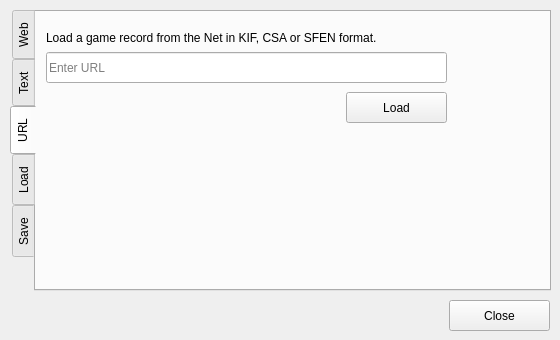
shogimaru/shogimaru, file forms/recorddialog.ui: the form before one commit.
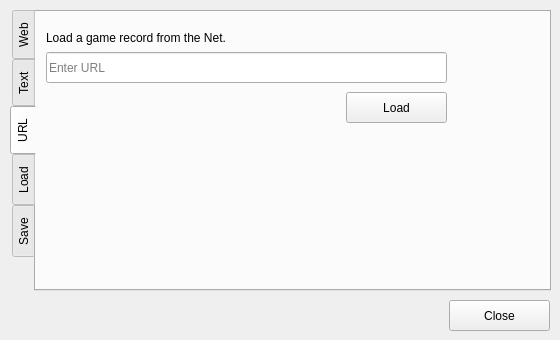
The form after the commit.

Diff of the .ui file:
```diff
--- a/forms/recorddialog.ui
+++ b/forms/recorddialog.ui
@@ -120,12 +120,12 @@
       <rect>
        <x>10</x>
        <y>10</y>
-       <width>411</width>
+       <width>401</width>
        <height>31</height>
       </rect>
      </property>
      <property name="text">
-      <string>Load a game record from the Net in KIF, CSA or SFEN format.</string>
+      <string>Load a game record from the Net.</string>
      </property>
     </widget>
     <widget class="QLineEdit" name="urlLineEdit">
```
Left out of the diff: 8 changed lines with no effect on the pictures.
